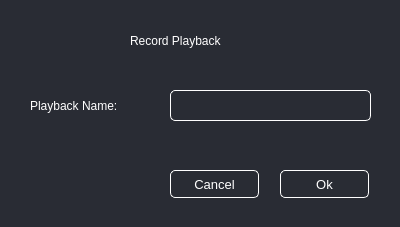
Above: pidmx2/windows/ui/record_playback_window.ui from 68Duck/pidmx2 before the change. Below: the same form after it.
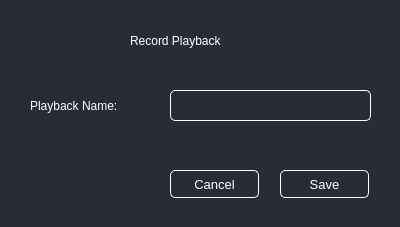
That is the form after the change.

The edit to the form file:
```diff
--- a/pidmx2/windows/ui/record_playback_window.ui
+++ b/pidmx2/windows/ui/record_playback_window.ui
@@ -94,7 +94,7 @@
 }</string>
    </property>
    <property name="text">
-    <string>Ok</string>
+    <string>Save</string>
    </property>
   </widget>
   <widget class="QLineEdit" name="username_input">
```
Left out of the diff: 4 changed lines with no effect on the pictures.
